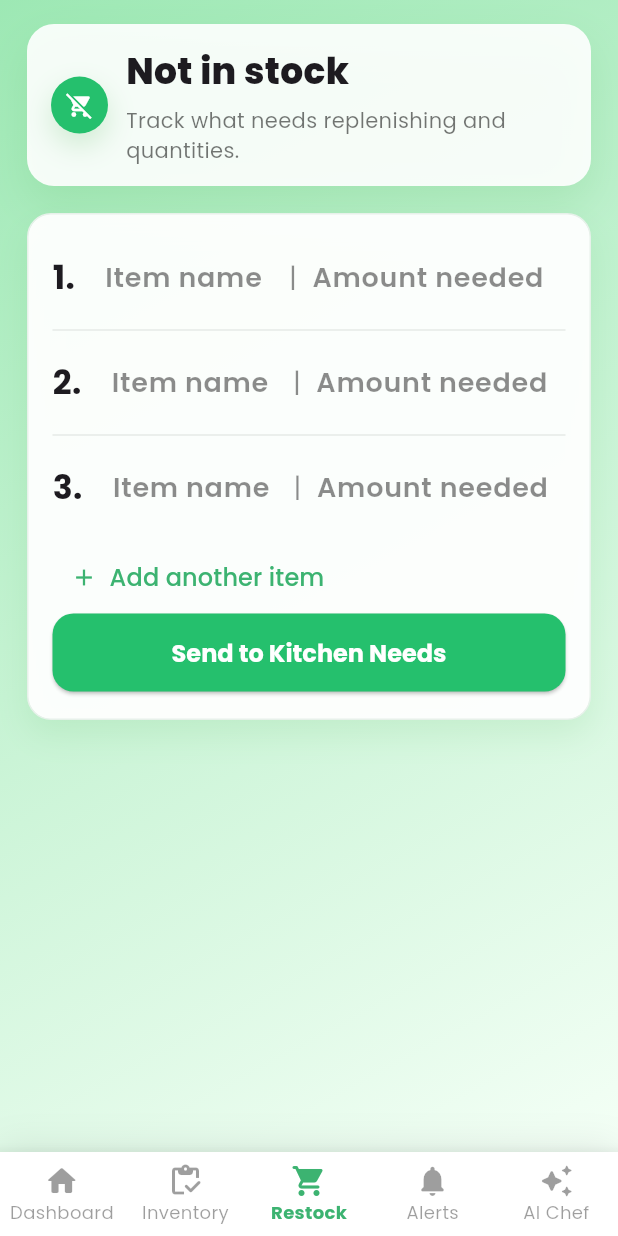
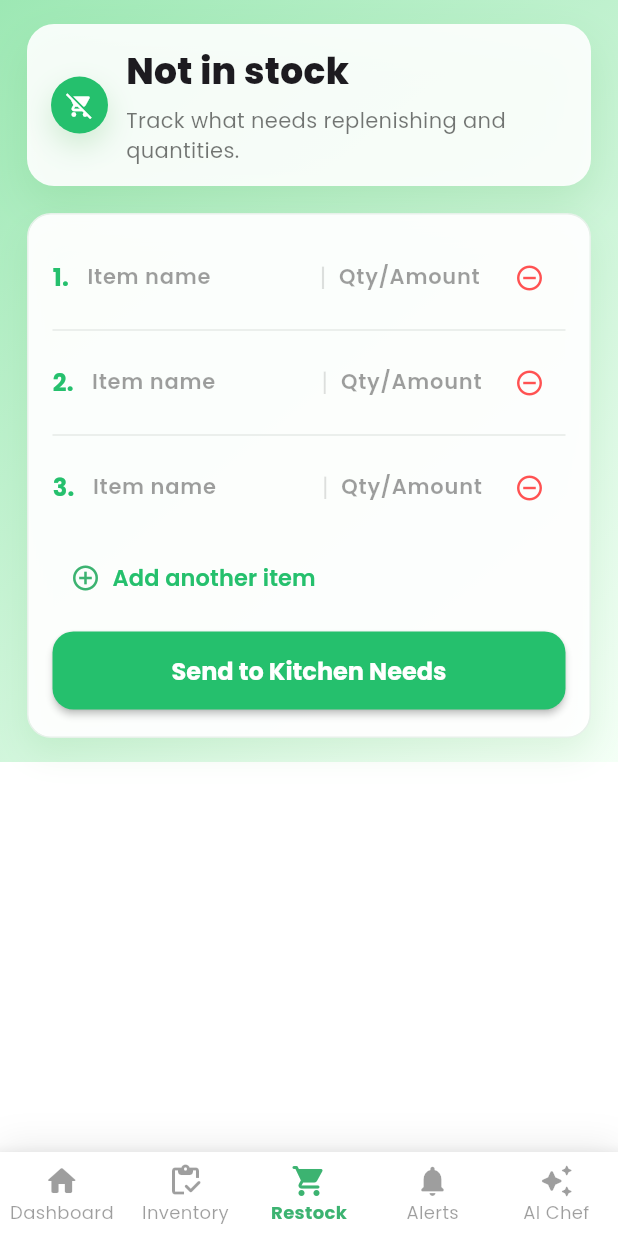
Before and after one commit to InushiAnjala/wasteless_app, a Flutter app: the ChefMainScreen screen opened directly, item 3 of the bottom bar chosen, on a phone screen of 412 x 824 dp. Run offline on Flutter 3.47's test engine with Material 3 defaults, Android fonts, the phone set to English and light mode, and no system bars; our stand-ins replace cloud_firestore, firebase_auth, firebase_core, fl_chart, google_fonts, google_generative_ai and 4 more; missing offline and left inert: google_mlkit_barcode_scanning, google_mlkit_text_recognition; accounts and stored records are empty.

Commit message:
feat: implement NotInStockScreen and configure required plugins for desktop platforms

```diff
--- a/lib/screens/chef/not_in_stock_screen.dart
+++ b/lib/screens/chef/not_in_stock_screen.dart
@@ -49,6 +49,8 @@ class _NotInStockScreenState extends State<NotInStockScreen> {
           ),
         ),
         child: SafeArea(
+          child: SingleChildScrollView(
+            physics: const BouncingScrollPhysics(),
             child: Padding(
               padding: const EdgeInsets.symmetric(horizontal: 18, vertical: 16),
               child: Column(
@@ -148,15 +150,20 @@ class _NotInStockScreenState extends State<NotInStockScreen> {
                             onPressed: nameControllers.length >= _maxRows
                                 ? null
                                 : () => _addRow(),
-                          icon: const Icon(Icons.add),
+                            icon: const Icon(Icons.add_circle_outline, size: 20),
                             label: Text(
                               nameControllers.length >= _maxRows
                                   ? 'Maximum items reached'
                                   : 'Add another item',
-                            style: const TextStyle(fontSize: 16),
+                              style: const TextStyle(
+                                fontSize: 15,
+                                fontWeight: FontWeight.w600,
+                                color: Color(0xFF25C06D),
                               ),
                             ),
                           ),
+                        ),
+                        const SizedBox(height: 12),
                         SizedBox(
                           width: double.infinity,
                           child: ElevatedButton(
@@ -166,6 +173,7 @@ class _NotInStockScreenState extends State<NotInStockScreen> {
                               shape: RoundedRectangleBorder(
                                 borderRadius: BorderRadius.circular(14),
                               ),
+                              elevation: 2,
                             ),
                             onPressed: _submitNeeds,
                             child: const Text(
@@ -182,6 +190,7 @@ class _NotInStockScreenState extends State<NotInStockScreen> {
                     ),
                   ),
                 ],
+              ),
             ),
           ),
         ),
@@ -206,51 +215,77 @@ class _NotInStockScreenState extends State<NotInStockScreen> {
       children: [
         Text(
           "$number.",
-          style: const TextStyle(fontSize: 22, fontWeight: FontWeight.bold),
+          style: const TextStyle(
+            fontSize: 16,
+            fontWeight: FontWeight.bold,
+            color: Color(0xFF25C06D),
+          ),
         ),
 
-        const SizedBox(width: 20),
+        const SizedBox(width: 12),
 
         // Name Field
         Expanded(
-          flex: 2,
+          flex: 3,
           child: TextField(
             controller: nameControllers[index],
             decoration: const InputDecoration(
               hintText: "Item name",
-              hintStyle: TextStyle(color: Colors.black45),
+              hintStyle: TextStyle(color: Colors.black38, fontSize: 14),
               border: InputBorder.none,
-              contentPadding: EdgeInsets.symmetric(vertical: 6),
+              contentPadding: EdgeInsets.symmetric(vertical: 8),
             ),
-            style: const TextStyle(fontSize: 18, fontWeight: FontWeight.w600),
+            style: const TextStyle(fontSize: 15, fontWeight: FontWeight.w600),
             onChanged: (_) => _clearDraftOnDispose = false,
           ),
         ),
 
-        const SizedBox(width: 10),
+        const Text(
+          "|",
+          style: TextStyle(fontSize: 16, color: Colors.black12),
+        ),
 
-        const Text("|", style: TextStyle(fontSize: 18, color: Colors.black45)),
-
-        const SizedBox(width: 10),
+        const SizedBox(width: 8),
 
         // Amount Field
         Expanded(
-          flex: 3,
+          flex: 2,
           child: TextField(
             controller: amountControllers[index],
             decoration: const InputDecoration(
-              hintText: "Amount needed",
-              hintStyle: TextStyle(color: Colors.black45),
+              hintText: "Qty/Amount",
+              hintStyle: TextStyle(color: Colors.black38, fontSize: 14),
               border: InputBorder.none,
-              contentPadding: EdgeInsets.symmetric(vertical: 6),
+              contentPadding: EdgeInsets.symmetric(vertical: 8),
             ),
-            style: const TextStyle(fontSize: 18, fontWeight: FontWeight.w600),
-            keyboardType: TextInputType.number,
+            style: const TextStyle(fontSize: 15, fontWeight: FontWeight.w600),
+            keyboardType: TextInputType.text,
             onChanged: (_) => _clearDraftOnDispose = false,
           ),
         ),
+
+        if (nameControllers.length > 1)
+          IconButton(
+            icon: const Icon(
+              Icons.remove_circle_outline,
+              color: Colors.redAccent,
+              size: 20,
+            ),
+            onPressed: () => _removeRow(index),
+            padding: EdgeInsets.zero,
+            constraints: const BoxConstraints(),
+          ),
       ],
     );
+  }
+
+  void _removeRow(int index) {
+    setState(() {
+      nameControllers[index].dispose();
+      amountControllers[index].dispose();
+      nameControllers.removeAt(index);
+      amountControllers.removeAt(index);
+    });
   }
 
   void _addRow({bool initial = false, String name = '', String amount = ''}) {
```
Lines whose indentation alone changed are shown as unchanged.
